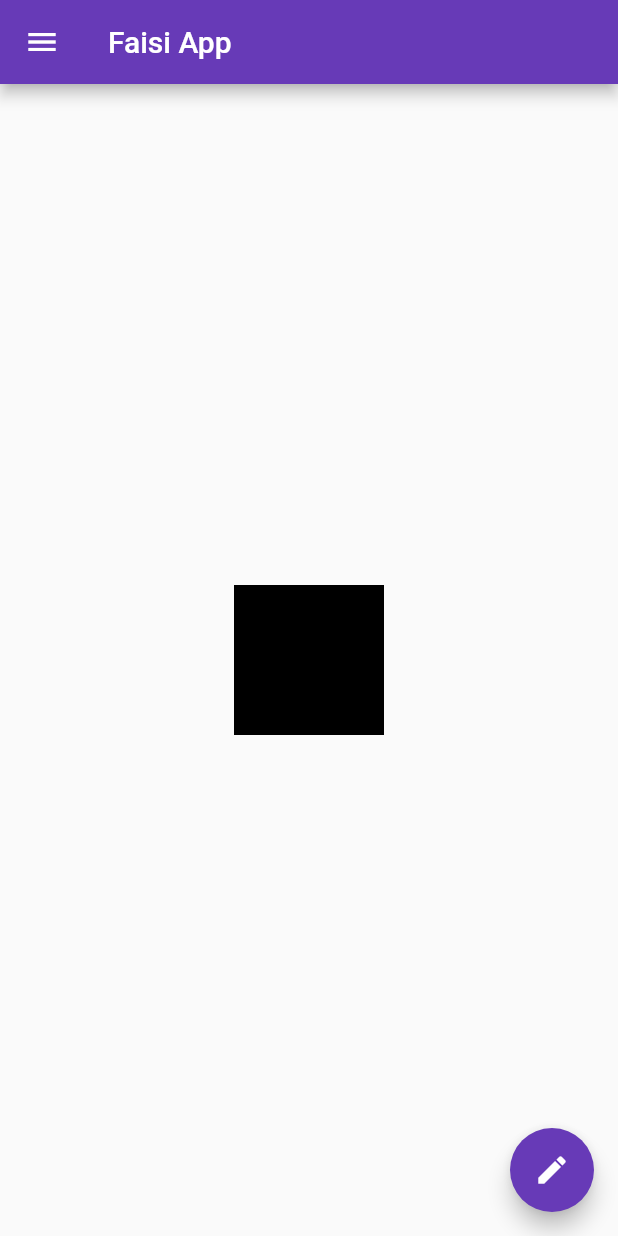
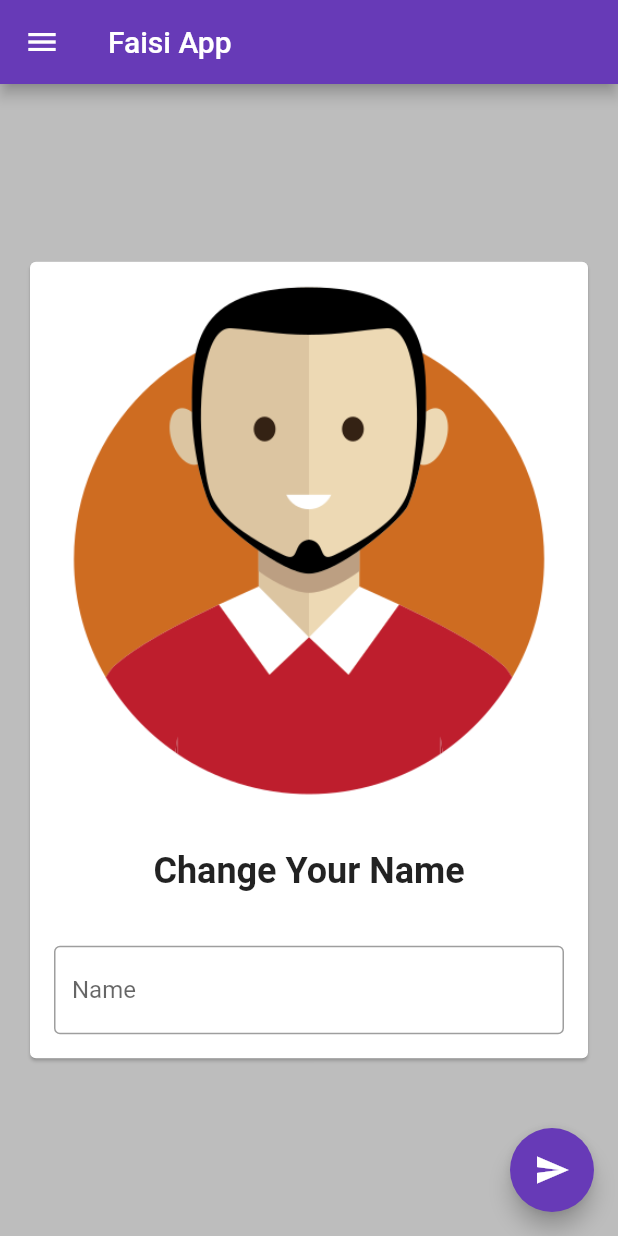
Before and after one commit to Faisal501/FlutterApp, a Flutter app: the screen it shows after launch, on a phone screen of 412 x 824 dp. Run offline on Flutter 3.47's test engine with Material 2 defaults, Android fonts, the phone set to English and light mode, and no system bars.

Commit message:
Session 4 Completed

```diff
--- a/lib/main.dart
+++ b/lib/main.dart
@@ -21,21 +21,73 @@ void main() {
 }
 
 // stateless widget is that which dont change its state like text on scrreen
-class HomePage extends StatelessWidget {
+class HomePage extends StatefulWidget {
   const HomePage({super.key});
+
+  @override
+  State<HomePage> createState() => _HomePageState();
+}
+
+class _HomePageState extends State<HomePage> {
+  var myName = "Change Your Name";
+  final TextEditingController _nameController = TextEditingController();
+
+  @override
+  void initState() {
+    //? to initialize the state
+    super.initState();
+  }
+
+  @override
+  void dispose() {
+    //* to distroy the state
+    super.dispose();
+  }
 
   @override
   Widget build(BuildContext context) {
 //? scaffold is a structure which contains some basic widgets like appbar etc.
     return Scaffold(
+      backgroundColor: Colors.grey[400],
       appBar: AppBar(
         title: const Text("Faisi App"),
       ),
       body: Center(
-        child: Container(
-          width: 100,
-          height: 100,
-          color: Colors.black,
+        child: Padding(
+          padding: const EdgeInsets.all(16),
+          child: SingleChildScrollView(
+            child: Card(
+              child: Column(
+                children: <Widget>[
+                  Image.asset(
+                    //* if anything overflow then wrap it in SingleChildScrollView
+                    "images/faisi.png",
+                    // height: 200,
+                    // width: 200,
+                    // fit: BoxFit.cover,
+                  ),
+                  const SizedBox(height: 20),
+                  Text(
+                    myName,
+                    style: const TextStyle(
+                        fontSize: 24, fontWeight: FontWeight.bold),
+                  ),
+                  const SizedBox(height: 20.0),
+                  Padding(
+                    padding: const EdgeInsets.all(16.0),
+                    child: TextField(
+                      controller: _nameController,
+                      decoration: const InputDecoration(
+                        border: OutlineInputBorder(),
+                        hintText: "Enter Your Name",
+                        labelText: "Name",
+                      ),
+                    ),
+                  )
+                ],
+              ),
+            ),
+          ),
         ),
       ),
       drawer: Drawer(
@@ -80,9 +132,12 @@ class HomePage extends StatelessWidget {
         ),
       ),
       floatingActionButton: FloatingActionButton(
-        onPressed:
-            () {}, //? this empty implementation of function (){} means void function
-        child: const Icon(Icons.edit),
+        onPressed: () {
+          //? this empty implementation of function (){} means void function
+          myName = _nameController.text;
+          setState(() {}); //* this is to reflect the change on UI
+        },
+        child: const Icon(Icons.send),
       ),
       // floatingActionButtonLocation: FloatingActionButtonLocation.centerDocked, //? another property
     );
```
Also changed, not shown: 1 other file.
